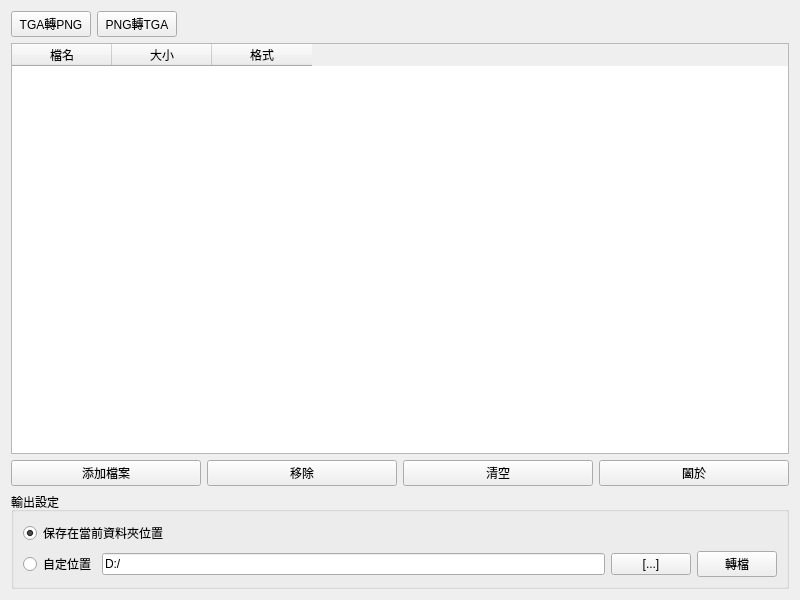
First picture: the form in tga_to_png_tool.ui, repository likahang/tgatopng, before the edit.
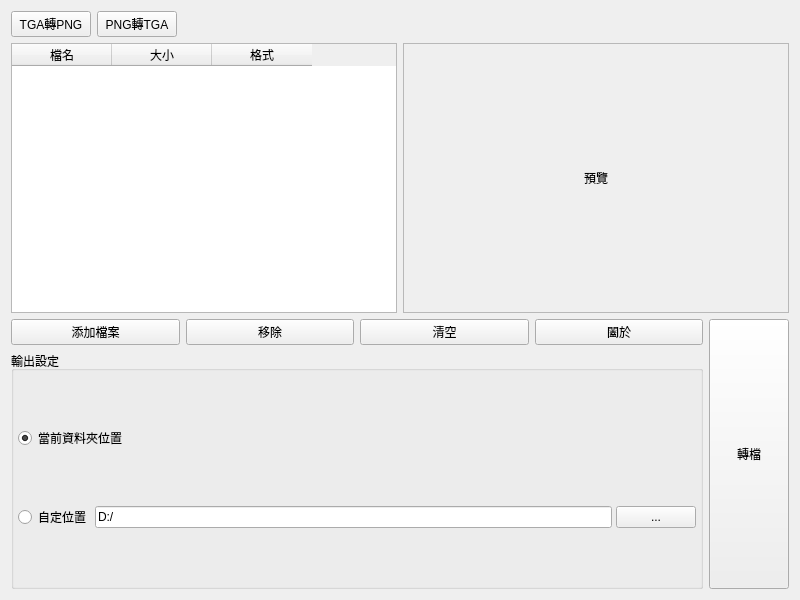
Second picture: the form after the edit.

Diff of the .ui file:
```diff
--- a/tga_to_png_tool.ui
+++ b/tga_to_png_tool.ui
@@ -46,6 +46,8 @@
     </layout>
    </item>
    <item>
+    <layout class="QHBoxLayout" name="middleLayout">
+     <item>
     <widget class="QTableWidget" name="fileTable">
     <property name="columnCount">
      <number>3</number>
@@ -92,6 +94,37 @@
     </widget>
    </item>
    <item>
+      <widget class="QLabel" name="previewLabel">
+       <property name="sizePolicy">
+        <sizepolicy hsizetype="Expanding" vsizetype="Expanding">
+         <horstretch>0</horstretch>
+         <verstretch>0</verstretch>
+        </sizepolicy>
+       </property>
+       <property name="minimumSize">
+        <size>
+         <width>250</width>
+         <height>0</height>
+        </size>
+       </property>
+       <property name="frameShape">
+        <enum>QFrame::StyledPanel</enum>
+       </property>
+       <property name="text">
+        <string>預覽</string>
+       </property>
+       <property name="alignment">
+        <set>Qt::AlignCenter</set>
+       </property>
+      </widget>
+     </item>
+    </layout>
+   </item>
+   <item>
+    <layout class="QHBoxLayout" name="combinedBottomLayout">
+     <item>
+      <layout class="QVBoxLayout" name="bottomLeftLayout">
+       <item>
     <layout class="QHBoxLayout" name="fileActionLayout">
      <item>
       <widget class="QPushButton" name="btn_add_file">
@@ -129,10 +162,25 @@
       <string>輸出設定</string>
      </property>
      <layout class="QVBoxLayout" name="outputLayout">
+          <property name="spacing">
+           <number>4</number>
+          </property>
+          <property name="leftMargin">
+           <number>4</number>
+          </property>
+          <property name="topMargin">
+           <number>4</number>
+          </property>
+          <property name="rightMargin">
+           <number>4</number>
+          </property>
+          <property name="bottomMargin">
+           <number>4</number>
+          </property>
       <item>
        <widget class="QRadioButton" name="radio_current_folder">
         <property name="text">
-         <string>保存在當前資料夾位置</string>
+             <string>當前資料夾位置</string>
         </property>
         <property name="checked">
          <bool>true</bool>
@@ -158,12 +206,31 @@
         <item>
          <widget class="QPushButton" name="btn_browse">
           <property name="text">
-           <string>[...]</string>
-          </property>
-         </widget>
+               <string>...</string>
+              </property>
+             </widget>
+            </item>
+           </layout>
+          </item>
+         </layout>
+        </widget>
+       </item>
+      </layout>
         </item>
         <item>
          <widget class="QPushButton" name="btn_convert">
+       <property name="sizePolicy">
+        <sizepolicy hsizetype="Minimum" vsizetype="Expanding">
+         <horstretch>0</horstretch>
+         <verstretch>0</verstretch>
+        </sizepolicy>
+       </property>
+       <property name="minimumSize">
+        <size>
+         <width>80</width>
+         <height>0</height>
+        </size>
+       </property>
           <property name="text">
            <string>轉檔</string>
           </property>
@@ -182,9 +249,6 @@
          </widget>
         </item>
        </layout>
-      </item>
-     </layout>
-    </widget>
    </item>
     <!-- 移除底部轉檔按鈕 -->
   </layout>
```
Left out of the diff: 12 changed lines with no effect on the pictures. Lines whose indentation alone changed are shown as unchanged.
